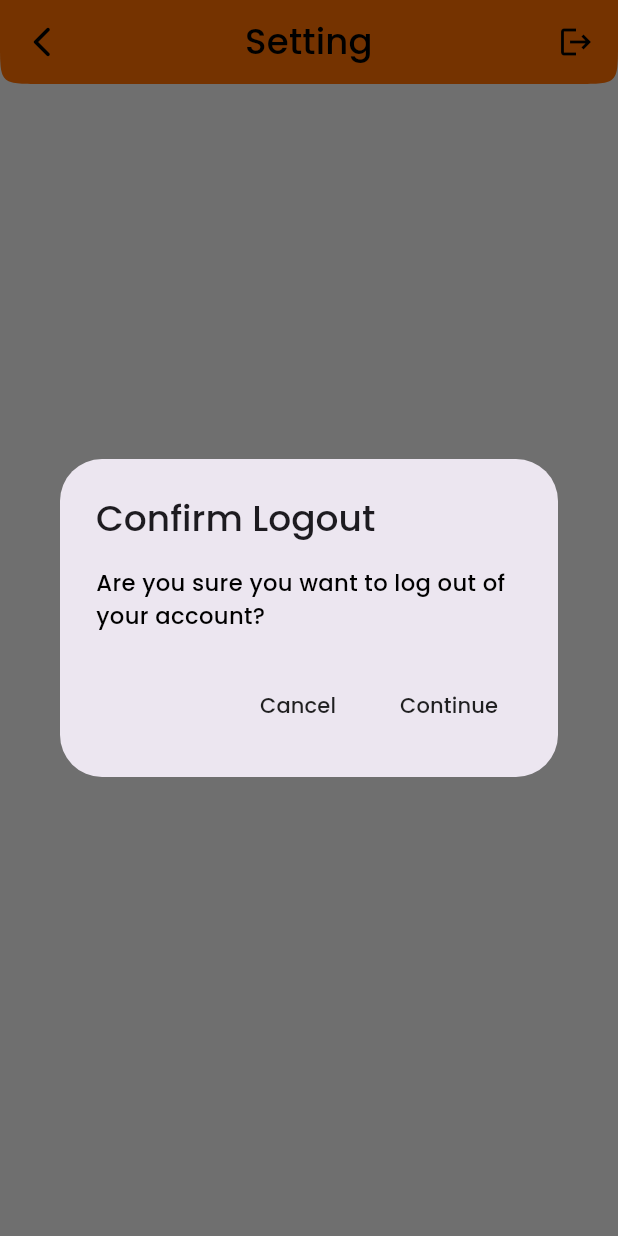
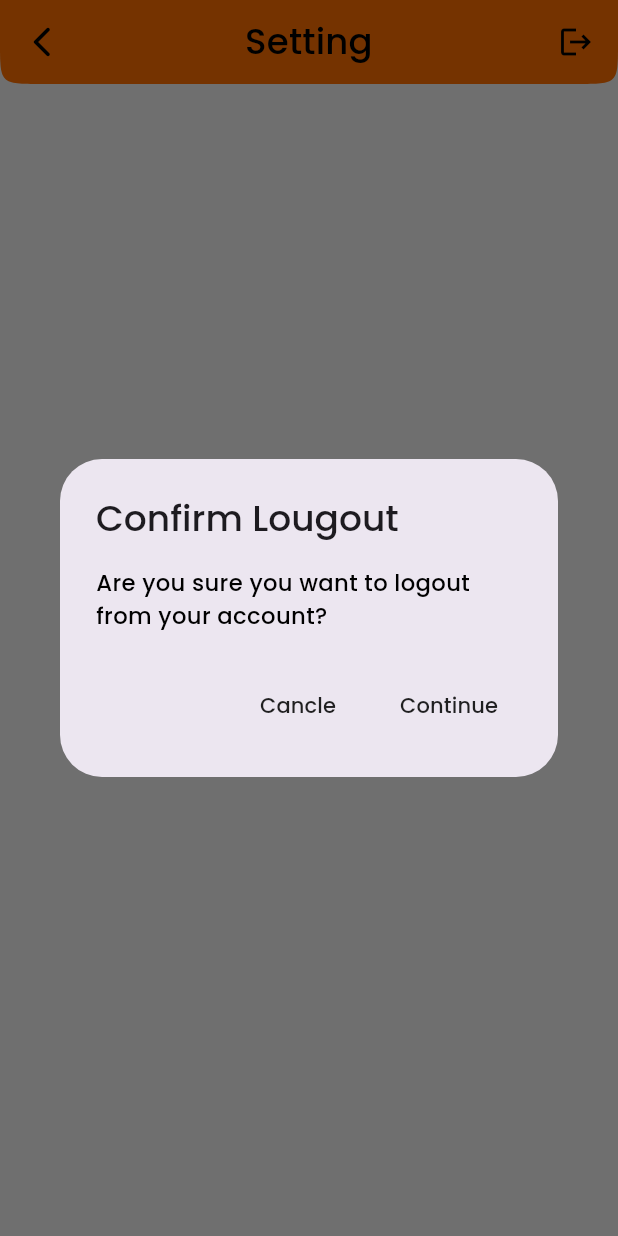
Before and after one commit to Abdullah537-studio/chat_app, a Flutter app: the SettingPage screen opened by its route, after a tap on the "logout" icon, on a phone screen of 412 x 824 dp. Run offline on Flutter 3.47's test engine with Material 3 defaults, Android fonts, the phone set to English and light mode, and no system bars; our stand-ins replace bloc, dartz, dropdown_button2, equatable, firebase_core, firebase_messaging and 7 more; accounts and stored records are empty; network calls fail; project files that could hold a hidden picture were left out; key blocks and very long unbroken strings in the code were emptied for the run.

Commit message:
resolve some problem

```diff
--- a/lib/core/strings/key_translate_manger.dart
+++ b/lib/core/strings/key_translate_manger.dart
@@ -69,4 +69,11 @@ class AppKeyTranslateManger {
   static String change_languange_setting = "change_languange_setting";
   static String change_theme_setting = "change_theme_setting";
   static String log_out = "log_out";
+//!----------confirm logout setting
+
+  static String confirm_logout_title = "confirm_logout_title";
+  static String confirm_logout_body = "confirm_logout_body";
+  static String confirm_logout_bottom_cancle = "confirm_logout_bottom_cancle";
+  static String confirm_logout_bottom_continue =
+      "confirm_logout_bottom_continue";
 }
--- a/lib/core/widget/custom_show_dialog_confirm_logout.dart
+++ b/lib/core/widget/custom_show_dialog_confirm_logout.dart
@@ -1,18 +1,26 @@
+import 'package:chat_2/core/enum/tab_bar_state.dart';
 import 'package:chat_2/core/shared/shared_pref.dart';
+import 'package:chat_2/core/strings/key_translate_manger.dart';
 import 'package:chat_2/core/strings/route_named_screens_string.dart';
 import 'package:flutter/material.dart';
 
 showAlertDialogConfirmLogOut(BuildContext context) {
   // set up the buttons
   Widget cancelButton = MaterialButton(
-    child: Text("Cancel"),
+    child: Text(
+      translating(context, AppKeyTranslateManger.confirm_logout_bottom_cancle),
+    ),
     onPressed: () {
       Navigator.pop(context);
     },
   );
   Widget continueButton = MaterialButton(
-    child: Text("Continue"),
+    child: Text(
+      translating(
+          context, AppKeyTranslateManger.confirm_logout_bottom_continue),
+    ),
     onPressed: () {
+      bodyTabBardestination = TabBarStatus.home;
       final String languageCode = AppSharedPreferences.getLanguageCode();
       AppSharedPreferences.clear();
       AppSharedPreferences.cacheLanguageCode(languageCode: languageCode);
@@ -25,8 +33,12 @@ showAlertDialogConfirmLogOut(BuildContext context) {
   );
   // set up the AlertDialog
   AlertDialog alert = AlertDialog(
-    title: Text("Confirm Logout"),
-    content: Text("Are you sure you want to log out of your account?"),
+    title: Text(
+      translating(context, AppKeyTranslateManger.confirm_logout_title),
+    ),
+    content: Text(
+      translating(context, AppKeyTranslateManger.confirm_logout_body),
+    ),
     actions: [
       cancelButton,
       continueButton,
--- a/lib/generate/app_localizations/lang/ar.json
+++ b/lib/generate/app_localizations/lang/ar.json
@@ -53,5 +53,9 @@
     "validate_only_number":"يجب ادخال رقم فقط لا فواصل ولا نقاط ",
     "log_out":"تسجيل الخروج",
     "male_drop_down":"ذكر",
-    "female_drop_down":"انثى"
+    "female_drop_down":"انثى",
+    "confirm_logout_title":"تأكيد تسجيل الخروج",
+    "confirm_logout_body":"هل أنت متأكد من تسجيل خروج من هذا الحساب",
+    "confirm_logout_bottom_cancle":"إلغاء",
+    "confirm_logout_bottom_continue":"استكمال"
 }
--- a/lib/generate/app_localizations/lang/en.json
+++ b/lib/generate/app_localizations/lang/en.json
@@ -53,5 +53,9 @@
 "validate_only_number":"you must write only number here no . or ,  ",
 "log_out":"log out",
 "male_drop_down":"Male",
-"female_drop_down":"Female"
+"female_drop_down":"Female",
+"confirm_logout_title":"Confirm Lougout",
+"confirm_logout_body":"Are you sure you want to logout from your account?",
+"confirm_logout_bottom_cancle":"Cancle",
+"confirm_logout_bottom_continue":"Continue"
 }
```
Also changed, not shown: lib/core/function/main_functions/convert_base64_to_image_partner_from_api.dart (+0 -5 lines), lib/core/strings/image_base64.dart (+1 -1 lines), lib/features/auth/presentation/widgets/custom_container_image.dart (+0 -9 lines), 1 other file.
